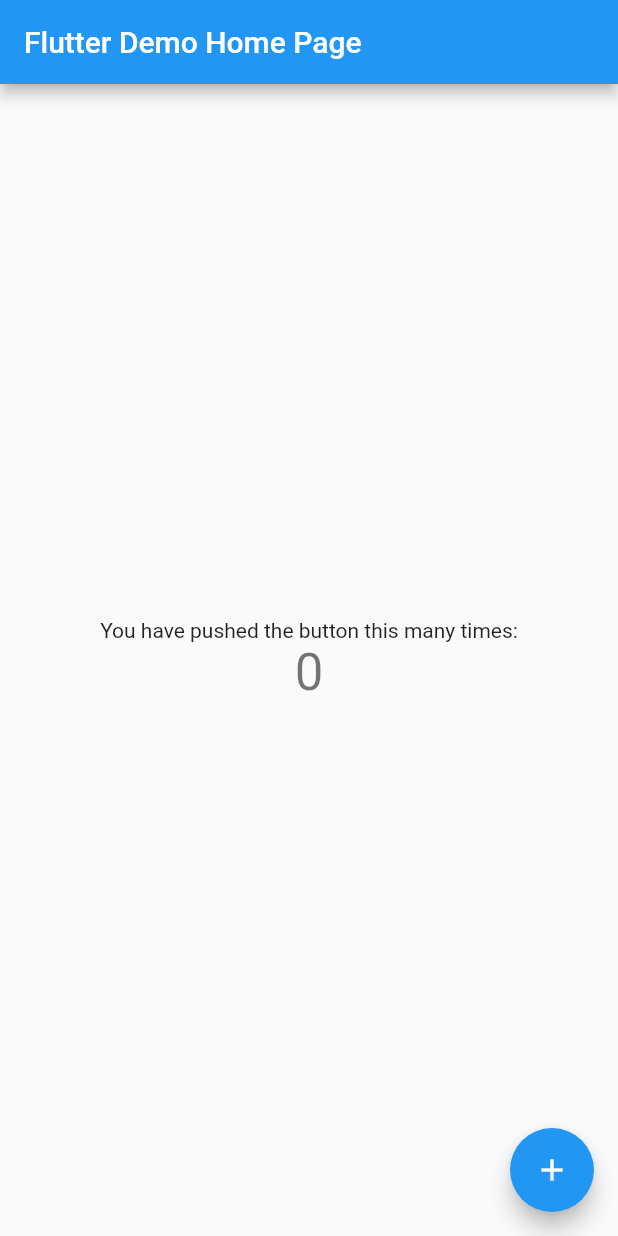
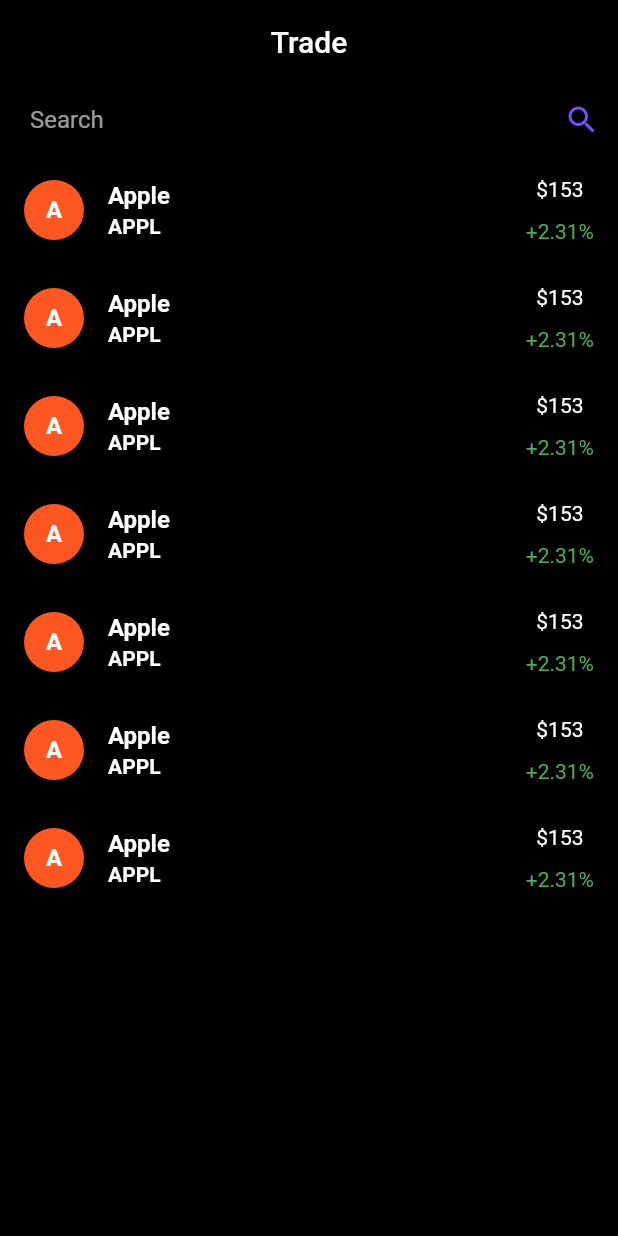
Before and after one commit to prakash-cr7/SVNIT-Team9, a Flutter app: the screen it shows after launch, on a phone screen of 412 x 824 dp. Run offline on Flutter 3.47's test engine with Material 2 defaults, Android fonts, the light colour scheme and no system bars.

Commit message:
home screen ui

```diff
--- /dev/null
+++ b/Mobile app/app/lib/UI/constans.dart
@@ -0,0 +1,15 @@
+import 'package:flutter/material.dart';
+
+class UiColors {
+  static List<MaterialColor> avatarBgColor = [
+    Colors.red,
+    Colors.green,
+    Colors.amber,
+    Colors.blue,
+    Colors.deepOrange,
+    Colors.indigo,
+    Colors.lightGreen
+  ];
+
+  static const MaterialAccentColor primaryColor = Colors.deepPurpleAccent;
+}
--- /dev/null
+++ b/Mobile app/app/lib/UI/search_box.dart
@@ -0,0 +1,36 @@
+import 'package:app/UI/constans.dart';
+import 'package:flutter/material.dart';
+
+class SearchBox extends StatelessWidget {
+  const SearchBox({Key? key}) : super(key: key);
+
+  @override
+  Widget build(BuildContext context) {
+    return TextField(
+      cursorColor: Colors.grey,
+      onChanged: (val) {},
+      decoration: InputDecoration(
+          fillColor: Colors.grey,
+          hintText: 'Search',
+          focusColor: Colors.grey,
+          hoverColor: Colors.grey,
+          contentPadding:
+              EdgeInsets.symmetric(vertical: 10.0, horizontal: 20.0),
+          border: OutlineInputBorder(
+            borderRadius: BorderRadius.all(Radius.circular(5)),
+          ),
+          enabledBorder: OutlineInputBorder(
+            borderSide: BorderSide(color: Colors.black54, width: 1.0),
+            borderRadius: BorderRadius.all(Radius.circular(5)),
+          ),
+          focusedBorder: OutlineInputBorder(
+            borderSide: BorderSide(color: Colors.black54, width: 2.0),
+            borderRadius: BorderRadius.all(Radius.circular(5)),
+          ),
+          suffixIcon: Icon(
+            Icons.search,
+            color: UiColors.primaryColor,
+          )),
+    );
+  }
+}
--- /dev/null
+++ b/Mobile app/app/lib/UI/stock_tile.dart
@@ -0,0 +1,40 @@
+import 'dart:math';
+
+import 'package:app/UI/constans.dart';
+import 'package:flutter/material.dart';
+
+class StockTile extends StatelessWidget {
+  const StockTile({Key? key}) : super(key: key);
+
+  @override
+  Widget build(BuildContext context) {
+    return ListTile(
+      dense: false,
+      leading: CircleAvatar(
+        child: Text(
+          'A',
+          style: TextStyle(color: Colors.white, fontWeight: FontWeight.bold),
+        ),
+        backgroundColor: UiColors.avatarBgColor[Random().nextInt(6)],
+      ),
+      title: Text(
+        'Apple',
+        style: TextStyle(color: Colors.white, fontWeight: FontWeight.bold),
+      ),
+      subtitle: Text(
+        'APPL',
+        style: TextStyle(color: Colors.white, fontWeight: FontWeight.w600),
+      ),
+      trailing: Column(
+        mainAxisAlignment: MainAxisAlignment.spaceAround,
+        children: [
+          Text("\$153"),
+          Text(
+            '+2.31%',
+            style: TextStyle(color: Colors.green),
+          )
+        ],
+      ),
+    );
+  }
+}
--- a/Mobile app/app/lib/main.dart
+++ b/Mobile app/app/lib/main.dart
@@ -1,3 +1,5 @@
+import 'package:app/UI/search_box.dart';
+import 'package:app/UI/stock_tile.dart';
 import 'package:flutter/material.dart';
 
 void main() {
@@ -5,109 +7,44 @@
 }
 
 class MyApp extends StatelessWidget {
-  // This widget is the root of your application.
   @override
   Widget build(BuildContext context) {
     return MaterialApp(
-      title: 'Flutter Demo',
-      theme: ThemeData(
-        // This is the theme of your application.
-        //
-        // Try running your application with "flutter run". You'll see the
-        // application has a blue toolbar. Then, without quitting the app, try
-        // changing the primarySwatch below to Colors.green and then invoke
-        // "hot reload" (press "r" in the console where you ran "flutter run",
-        // or simply save your changes to "hot reload" in a Flutter IDE).
-        // Notice that the counter didn't reset back to zero; the application
-        // is not restarted.
-        primarySwatch: Colors.blue,
+      title: 'Trade',
+      debugShowCheckedModeBanner: false,
+      theme: ThemeData.dark().copyWith(
+        primaryColor: Colors.deepPurple
       ),
-      home: MyHomePage(title: 'Flutter Demo Home Page'),
+      home: HomePage(),
     );
   }
 }
 
-class MyHomePage extends StatefulWidget {
-  MyHomePage({Key? key, required this.title}) : super(key: key);
-
-  // This widget is the home page of your application. It is stateful, meaning
-  // that it has a State object (defined below) that contains fields that affect
-  // how it looks.
-
-  // This class is the configuration for the state. It holds the values (in this
-  // case the title) provided by the parent (in this case the App widget) and
-  // used by the build method of the State. Fields in a Widget subclass are
-  // always marked "final".
-
-  final String title;
-
-  @override
-  _MyHomePageState createState() => _MyHomePageState();
-}
-
-class _MyHomePageState extends State<MyHomePage> {
-  int _counter = 0;
-
-  void _incrementCounter() {
-    setState(() {
-      // This call to setState tells the Flutter framework that something has
-      // changed in this State, which causes it to rerun the build method below
-      // so that the display can reflect the updated values. If we changed
-      // _counter without calling setState(), then the build method would not be
-      // called again, and so nothing would appear to happen.
-      _counter++;
-    });
-  }
+class HomePage extends StatelessWidget {
+  const HomePage({Key? key}) : super(key: key);
 
   @override
   Widget build(BuildContext context) {
-    // This method is rerun every time setState is called, for instance as done
-    // by the _incrementCounter method above.
-    //
-    // The Flutter framework has been optimized to make rerunning build methods
-    // fast, so that you can just rebuild anything that needs updating rather
-    // than having to individually change instances of widgets.
     return Scaffold(
+      backgroundColor: Colors.black,
       appBar: AppBar(
-        // Here we take the value from the MyHomePage object that was created by
-        // the App.build method, and use it to set our appbar title.
-        title: Text(widget.title),
+        title: Text('Trade'),
+        backgroundColor: Colors.black87,
+        centerTitle: true,
+        elevation: 2,
       ),
-      body: Center(
-        // Center is a layout widget. It takes a single child and positions it
-        // in the middle of the parent.
-        child: Column(
-          // Column is also a layout widget. It takes a list of children and
-          // arranges them vertically. By default, it sizes itself to fit its
-          // children horizontally, and tries to be as tall as its parent.
-          //
-          // Invoke "debug painting" (press "p" in the console, choose the
-          // "Toggle Debug Paint" action from the Flutter Inspector in Android
-          // Studio, or the "Toggle Debug Paint" command in Visual Studio Code)
-          // to see the wireframe for each widget.
-          //
-          // Column has various properties to control how it sizes itself and
-          // how it positions its children. Here we use mainAxisAlignment to
-          // center the children vertically; the main axis here is the vertical
-          // axis because Columns are vertical (the cross axis would be
-          // horizontal).
-          mainAxisAlignment: MainAxisAlignment.center,
-          children: <Widget>[
-            Text(
-              'You have pushed the button this many times:',
-            ),
-            Text(
-              '$_counter',
-              style: Theme.of(context).textTheme.headline4,
-            ),
-          ],
-        ),
+      body: ListView(
+        children: [
+          SearchBox(),
+          StockTile(),
+          StockTile(),
+          StockTile(),
+          StockTile(),
+          StockTile(),
+          StockTile(),
+          StockTile(),
+        ],
       ),
-      floatingActionButton: FloatingActionButton(
-        onPressed: _incrementCounter,
-        tooltip: 'Increment',
-        child: Icon(Icons.add),
-      ), // This trailing comma makes auto-formatting nicer for build methods.
     );
   }
 }
```
Also changed, not shown: 1 other file.
